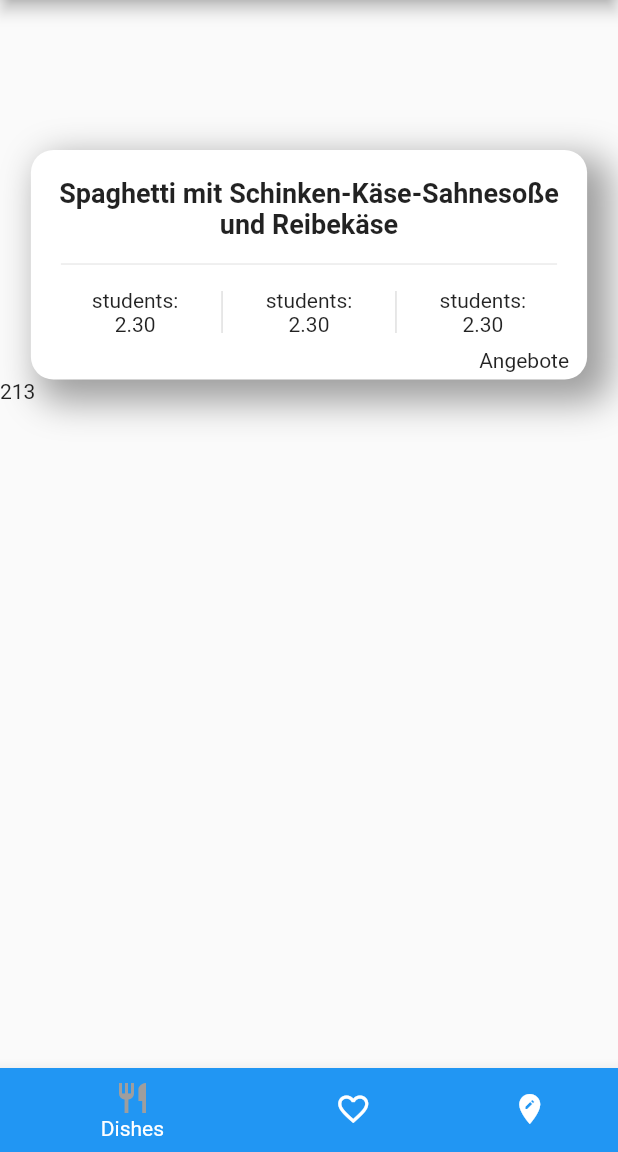
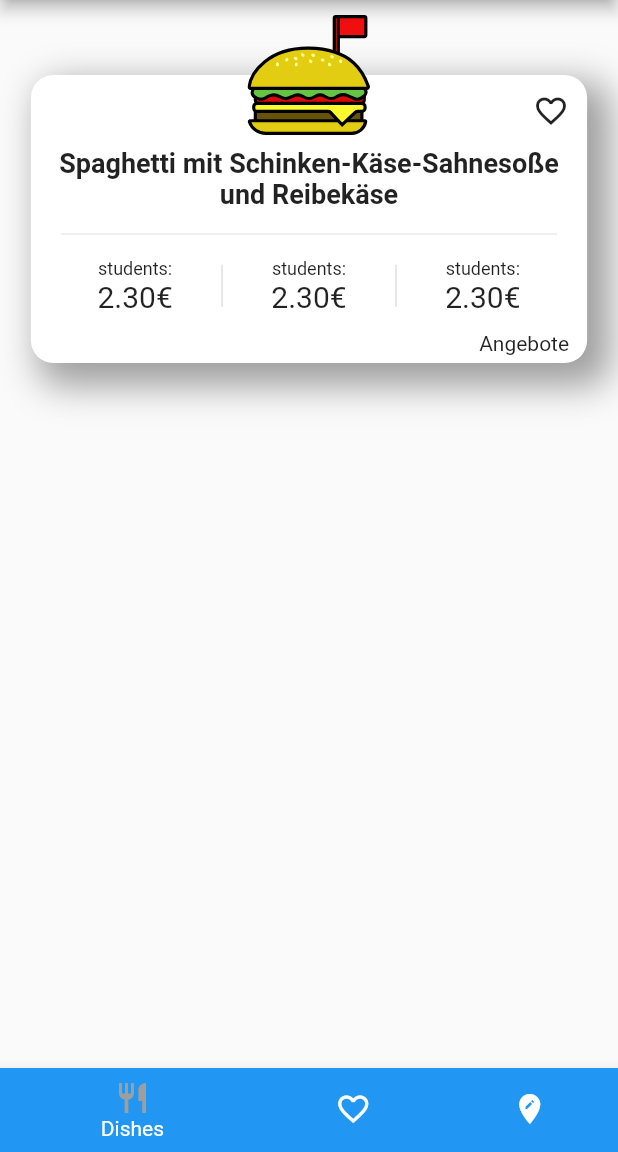
Before and after one commit to DanXCVII/open_mensa_flutter, a Flutter app: the screen it shows after launch, item 2 of the bottom bar chosen, on a phone screen of 412 x 824 dp, the part 84-1236 px from its top. Run offline on Flutter 3.47's test engine with Material 2 defaults, Android fonts, the phone set to English and light mode, and no system bars; our stand-ins replace flutter_svg, google_maps_flutter, location, shared_preferences.

Commit message:
prototype of curren_dishes screen

```diff
--- a/lib/current_dishes.dart
+++ b/lib/current_dishes.dart
@@ -1,4 +1,5 @@
 import 'package:flutter/material.dart';
+import 'package:flutter_svg/flutter_svg.dart';
 
 class CurrentDishes extends StatefulWidget {
   @override
@@ -29,7 +30,7 @@ Widget createDishCard(String date, String dishName, String category,
   return Stack(children: <Widget>[
     ListView(children: <Widget>[
       Container(
-        margin: EdgeInsets.only(top: 100),
+        margin: EdgeInsets.only(top: 50),
         alignment: Alignment.topCenter,
         child: Container(
           decoration: BoxDecoration(
@@ -47,14 +48,21 @@ Widget createDishCard(String date, String dishName, String category,
             decoration: BoxDecoration(
                 borderRadius: BorderRadius.circular(15.0), color: Colors.white),
             width: width * 0.9,
-            child: Padding(
-              padding:
-                  const EdgeInsets.only(top: 18.0, left: 12.0, right: 12.0),
+            child: Column(
+              crossAxisAlignment: CrossAxisAlignment.end,
+              children: <Widget>[
+                IconButton(
+                    icon: Icon(Icons
+                        .favorite_border), // TODO: If saved to favourites: Icon is favorite and not only border
+                    onPressed: () {}),
+                Padding(
+                  padding: const EdgeInsets.only(left: 12.0, right: 12.0),
                   child: Column(
                       crossAxisAlignment: CrossAxisAlignment.end,
                       mainAxisSize: MainAxisSize.min,
                       children: <Widget>[
                         Text(
+                          // TODO: Center properly. When device in landscape mode, it's not correctly centered right now
                           dishName,
                           textAlign: TextAlign.center,
                           style: TextStyle(
@@ -68,7 +76,16 @@ Widget createDishCard(String date, String dishName, String category,
                           mainAxisAlignment: MainAxisAlignment.spaceEvenly,
                           children: <Widget>[
                             Column(
-                          children: <Widget>[Text('students:'), Text('2.30')],
+                              children: <Widget>[
+                                Text(
+                                  'students:',
+                                  style: TextStyle(fontSize: 12),
+                                ),
+                                Text(
+                                  '2.30€',
+                                  style: TextStyle(fontSize: 20),
+                                )
+                              ],
                             ),
                             Container(
                               width: 1,
@@ -76,10 +93,20 @@ Widget createDishCard(String date, String dishName, String category,
                               decoration: BoxDecoration(
                                   border: Border(
                                       right: BorderSide(
-                                      color: Theme.of(context).dividerColor))),
+                                          color:
+                                              Theme.of(context).dividerColor))),
                             ),
                             Column(
-                          children: <Widget>[Text('students:'), Text('2.30')],
+                              children: <Widget>[
+                                Text(
+                                  'students:',
+                                  style: TextStyle(fontSize: 12),
+                                ),
+                                Text(
+                                  '2.30€',
+                                  style: TextStyle(fontSize: 20),
+                                )
+                              ],
                             ),
                             Container(
                               width: 1,
@@ -87,23 +114,48 @@ Widget createDishCard(String date, String dishName, String category,
                               decoration: BoxDecoration(
                                   border: Border(
                                       right: BorderSide(
-                                      color: Theme.of(context).dividerColor))),
+                                          color:
+                                              Theme.of(context).dividerColor))),
                             ),
                             Column(
-                          children: <Widget>[Text('students:'), Text('2.30')],
+                              children: <Widget>[
+                                Text(
+                                  'students:',
+                                  style: TextStyle(fontSize: 12),
+                                ),
+                                Text(
+                                  '2.30€',
+                                  style: TextStyle(fontSize: 20),
+                                )
+                              ],
                             ),
                           ],
                         ),
                         Padding(
-                      padding: const EdgeInsets.only(top: 8.0, bottom: 5.0),
+                          padding:
+                              const EdgeInsets.only(top: 12.0, bottom: 5.0),
                           child: Text('Angebote'), // TODO: Unten rechts.
                         ),
                       ]),
                 ),
+              ],
             ),
           ),
         ),
-      Text('213')
+      ),
     ]),
+    Padding(
+      padding: EdgeInsets.only(top: 10),
+      child: Row(
+        mainAxisAlignment: MainAxisAlignment.center,
+        children: <Widget>[
+          SvgPicture.asset(
+            'assets/burger.svg',
+            semanticsLabel: 'Acme Logo',
+            height: 80,
+          ),
+        ],
+      ),
+    ),
   ]);
 }
--- a/lib/main.dart
+++ b/lib/main.dart
@@ -6,8 +6,11 @@ import './add_mensa.dart';
 import 'package:shared_preferences/shared_preferences.dart';
 import './maps/mensa_selector_list.dart';
 import './current_dishes.dart';
+import 'package:flutter/rendering.dart';
 
 void main() {
+  debugPaintSizeEnabled = false;
+
   runApp(MaterialApp(
       title: 'First Route',
       // TODO: theme: ThemeData(primaryColor: Colors.purple),
@@ -91,11 +94,14 @@ class _MyHomePageState extends State<MyHomePage> {
               title: Text("Select Mensa"),
               content: Text(
                   "Welcome to Open Mensa Germany :) \nI can take you to the place where you can select the Mensas you're interested in."),
-                  actions: <Widget>[
-                    FlatButton(child: Text('Let\'s go'), onPressed: () {
-                      Navigator.pushNamed(context, '/mensa_selector');
-                    },)
-                  ],
+              actions: <Widget>[
+                FlatButton(
+                  child: Text('Let\'s go'),
+                  onPressed: () {
+                    Navigator.pushNamed(context, '/mensa_selector');
+                  },
+                )
+              ],
             ));
   }
 
--- a/pubspec.yaml
+++ b/pubspec.yaml
@@ -28,6 +28,7 @@ dependencies:
 
   google_maps_flutter: ^0.2.0+2
 
+  flutter_svg: ^0.10.3
 
 
 dev_dependencies:
@@ -49,6 +50,7 @@ flutter:
   # To add assets to your application, add an assets section, like this:
   assets:
    - images/sad.png
+   - assets/burger.svg
 
   # An image asset can refer to one or more resolution-specific "variants", see
   # https://flutter.io/assets-and-images/#resolution-aware.
```
Also changed, not shown: assets/burger.svg (added), 1 other file. Lines whose indentation alone changed are shown as unchanged.
